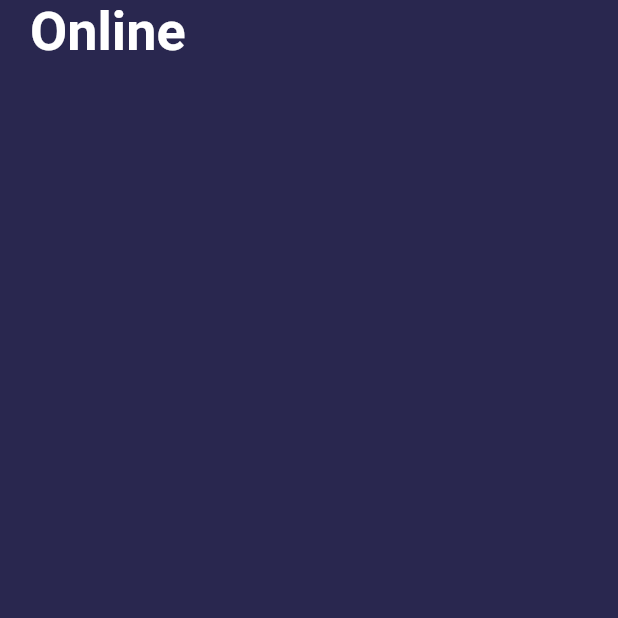
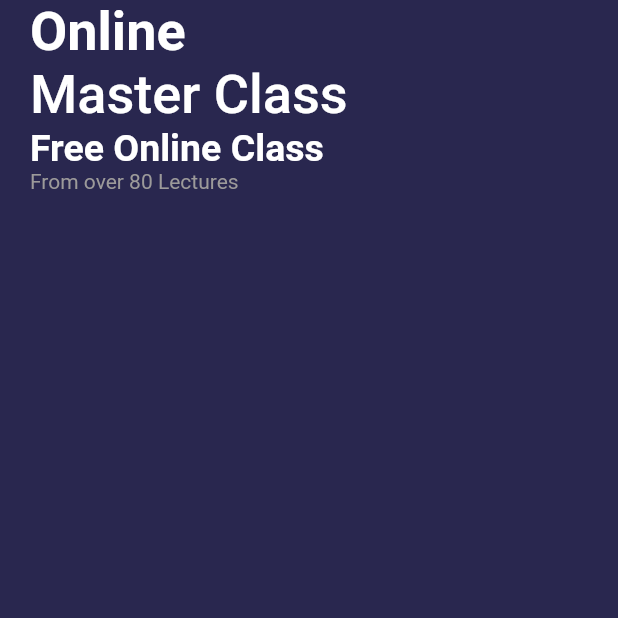
Before and after one commit to Emyeeeel/mobile_course_app_ui, a Flutter app: the screen it shows after launch, on a phone screen of 412 x 824 dp, the top half of it. Run offline on Flutter 3.47's test engine with Material 2 defaults, Android fonts, the phone set to English and light mode, and no system bars; our stand-ins replace device_preview, google_fonts.

Commit message:
added the remaining texts assets

```diff
--- a/lib/pages/home_screen.dart
+++ b/lib/pages/home_screen.dart
@@ -30,6 +30,30 @@ class _HomeScreenState extends State<Homescreen> {
                     color: Colors.white,
                   ),
                 ),
+                Text(
+                  'Master Class',
+                  style: GoogleFonts.roboto(
+                    fontSize: 36,
+                    fontWeight: FontWeight.w500,
+                    color: Colors.white,
+                  ),
+                ),
+                Text(
+                  'Free Online Class',
+                  style: GoogleFonts.roboto(
+                    fontSize: 25,
+                    fontWeight: FontWeight.w600,
+                    color: Colors.white,
+                  ),
+                ),
+                Text(
+                  'From over 80 Lectures',
+                  style: GoogleFonts.roboto(
+                    fontSize: 14,
+                    fontWeight: FontWeight.w400,
+                    color: Color(0xFF9C9A9A),
+                  ),
+                ),
               ],
             ),
           ],
```
Also changed, not shown: lib/widgets/first_widgetList.dart (added), lib/widgets/second_widgetList.dart (added), lib/widgets/widgets.dart (added).
